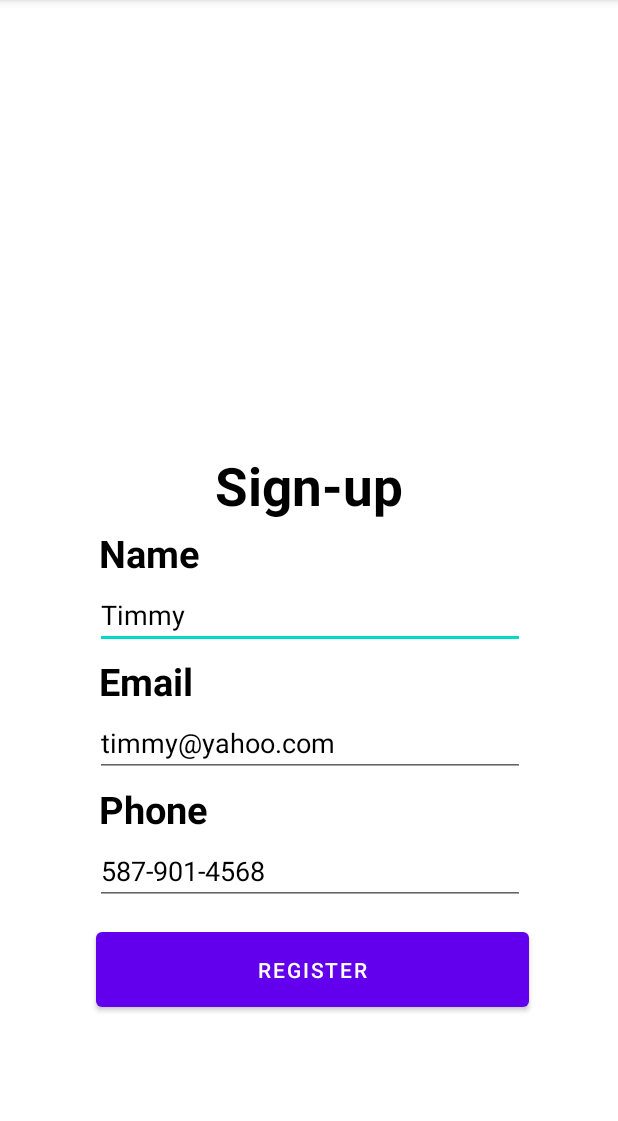
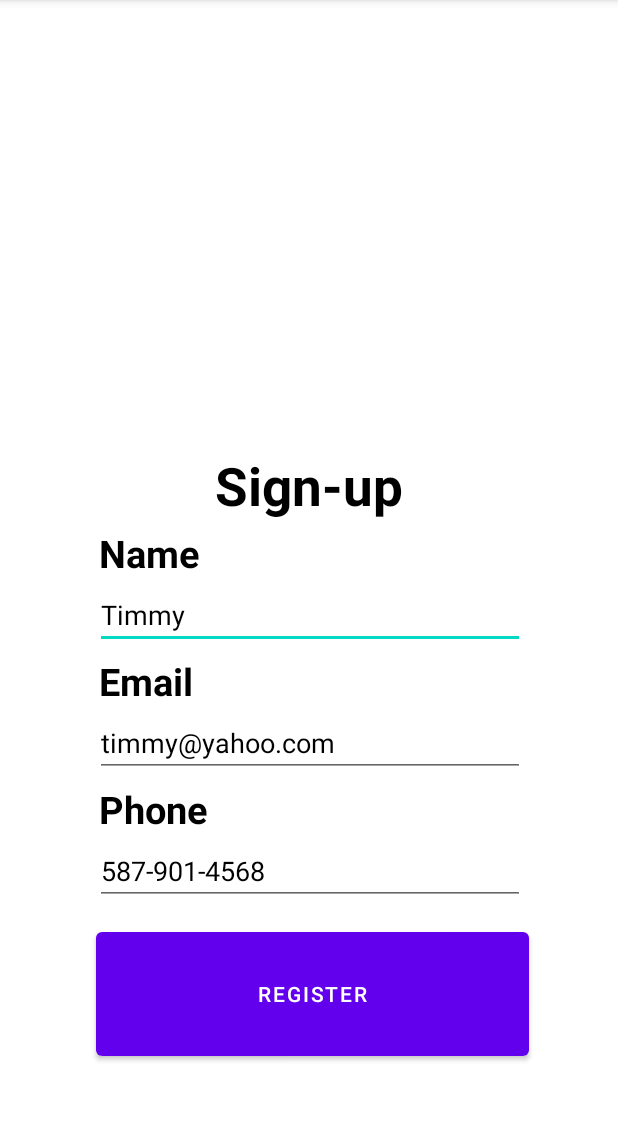
Before and after one commit to CMPUT301W23T10/QRgo, an Android app: the screen it shows after launch (MainActivity), on a phone screen of 412 x 824 dp, the part 84-1205 px from its top. Run offline under Robolectric (Android 15) with nearby library versions, the phone set to English and light mode, and no system bars.

Commit message:
xml change

```diff
--- a/app/src/main/res/layout/activity_main.xml
+++ b/app/src/main/res/layout/activity_main.xml
@@ -113,9 +113,11 @@
         android:layout_below="@+id/phone_number"
         android:layout_alignParentStart="true"
         android:layout_alignParentEnd="true"
+        android:layout_alignParentBottom="true"
         android:layout_marginStart="64dp"
         android:layout_marginTop="12dp"
         android:layout_marginEnd="59dp"
+        android:layout_marginBottom="58dp"
         android:text="Register"
         android:textColor="@color/white" />
 
```
